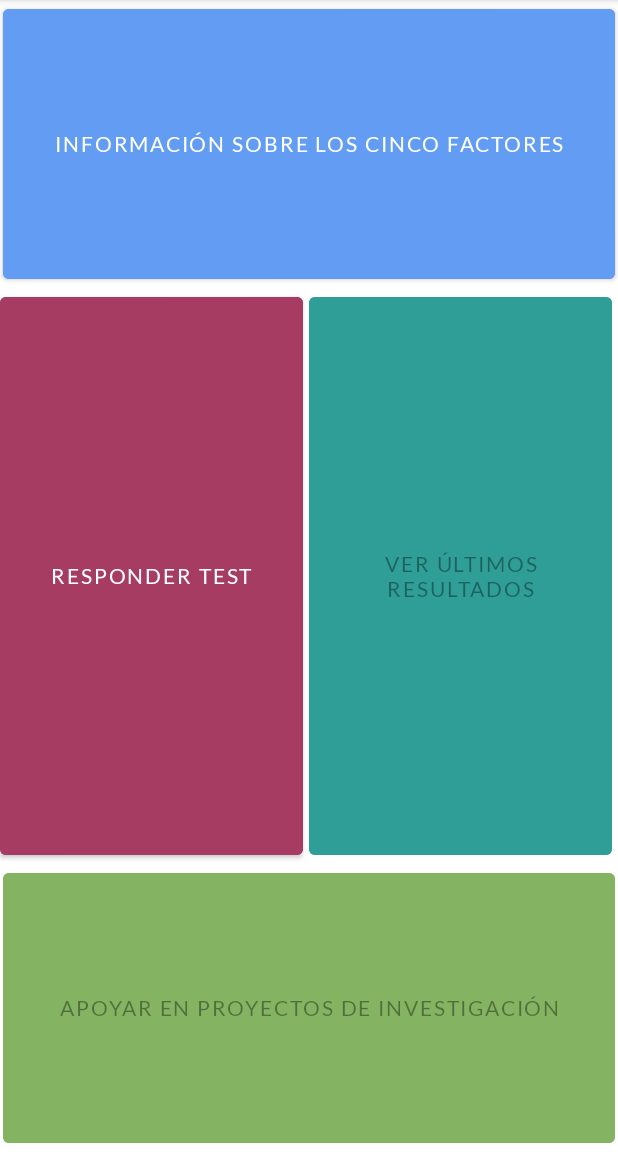
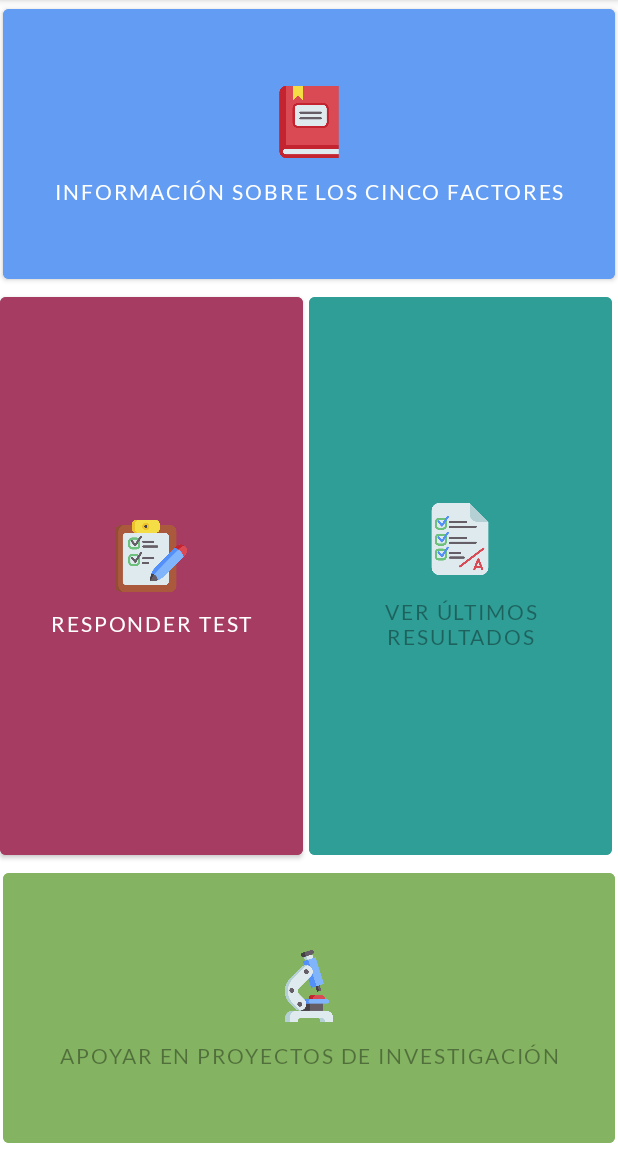
Before and after one commit to elmugrearturo/PsychometricsApp, an Android app: the screen it shows after launch (MainActivity), on a phone screen of 412 x 824 dp, the part 84-1236 px from its top. Run offline under Robolectric (Android 15) with nearby library versions, the phone set to English and light mode, and no system bars; our stand-ins replace Room's generated code.

Commit message:
Added icons to main view; finished adding info.

```diff
--- a/app/src/main/res/layout/fragment_test_selection.xml
+++ b/app/src/main/res/layout/fragment_test_selection.xml
@@ -12,6 +12,11 @@
             android:layout_height="0dp"
             android:backgroundTint="@color/blue"
             android:text="@string/btnBFIInformation"
+            app:icon="@drawable/book_icon"
+            app:iconSize="48dp"
+            app:iconGravity="textTop"
+            app:iconTint="@null"
+            app:iconPadding="16dp"
             app:layout_constraintHeight_percent=".25"
             app:layout_constraintWidth_percent=".99"
             app:layout_constraintEnd_toEndOf="parent"
@@ -24,6 +29,11 @@
             android:layout_height="0dp"
             android:backgroundTint="@color/red"
             android:text="@string/btnBFITest"
+            app:icon="@drawable/test_respond_icon"
+            app:iconSize="48dp"
+            app:iconGravity="textTop"
+            app:iconTint="@null"
+            app:iconPadding="16dp"
             app:layout_constraintHeight_percent=".5"
             app:layout_constraintWidth_percent=".49"
             app:layout_constraintStart_toStartOf="parent"
@@ -35,6 +45,11 @@
             android:layout_height="0dp"
             android:backgroundTint="@color/aquamarine"
             android:text="@string/btnBFITestResults"
+            app:icon="@drawable/test_results_icon"
+            app:iconSize="48dp"
+            app:iconGravity="textTop"
+            app:iconTint="@null"
+            app:iconPadding="16dp"
             app:layout_constraintHeight_percent=".5"
             app:layout_constraintWidth_percent=".49"
             app:layout_constraintStart_toEndOf="@id/btnBFITest"
@@ -48,6 +63,11 @@
             android:layout_height="0dp"
             android:backgroundTint="@color/green"
             android:text="@string/btnResearch"
+            app:icon="@drawable/microscope_icon"
+            app:iconSize="48dp"
+            app:iconGravity="textTop"
+            app:iconTint="@null"
+            app:iconPadding="16dp"
             app:layout_constraintHeight_percent=".25"
             app:layout_constraintWidth_percent=".99"
             app:layout_constraintEnd_toEndOf="parent"
--- a/app/src/main/res/values/strings.xml
+++ b/app/src/main/res/values/strings.xml
@@ -13,6 +13,7 @@
     <string name="agreeableness_name">Amabilidad</string>
     <string name="neuroticism_name">Neuroticismo</string>
     <string name="bfi_title">Medición de la personalidad</string>
+    <string name="references_title">Referencias</string>
 
     <string name="information_introduction">El modelo de los cinco factores de la personalidad, también conocido como el Big Five, es una teoría ampliamente aceptada en psicología que describe cinco dimensiones clave de la personalidad humana: Apertura a la experiencia, Responsabilidad, Extraversión, Amabilidad y Neuroticismo.</string>
 
@@ -22,6 +23,8 @@
     <string name="agreeableness_explanation">Este factor mide la tendencia a ser compasivo, cooperativo y a mantener relaciones interpersonales positivas. Las personas con alta amabilidad son empáticas, confiables y buscan evitar conflictos. Las personas con baja amabilidad pueden ser más competitivas, críticas y enfocadas en sus propios intereses.</string>
     <string name="neuroticism_explanation">Este rasgo evalúa la estabilidad emocional y la tendencia a experimentar emociones negativas como ansiedad, depresión o irritabilidad. Las personas con alto neuroticismo son más propensas a sufrir estrés y tener fluctuaciones emocionales intensas. Las personas con bajo neuroticismo son más emocionalmente estables y tienden a manejar mejor las situaciones estresantes.</string>
     <string name="bfi_explanation">Para conocer la personalidad de un individuo, se suelen utilizar herramientas como el Inventario de los Cinco Grandes (BFI por sus siglas en inglés): un cuestionario diseñado para medir objetivamente cada una de las cinco dimensiones del modelo. Dada su confiabilidad y validez, el BFI se suele utilizar tanto en la investigación como en la práctica psicológica, y es la herramienta usada por esta aplicación.</string>
+    <string name="reference1">John, O. P., Donahue, E. M., &amp; Kentle, R. L. (1991). Big five inventory. Journal of personality and social psychology.</string>
+    <string name="reference2">Benet-Martínez, V., &amp; John, O. P. (1998). Los Cinco Grandes across cultures and ethnic groups: Multitrait-multimethod analyses of the Big Five in Spanish and English. Journal of personality and social psychology, 75(3), 729.</string>
 
     <string name="score_out_of_range">No se pudo determinar el resultado correctamente.</string>
     <string name="openness_low">Tiendes a preferir la rutina y las experiencias familiares. Explorar nuevas ideas o actividades a veces puede ser abrumador para ti. Por ello, puede que te sientas más a gusto siguiendo tradiciones ya establecidas y buscando soluciones prácticas; sin embargo, incluir un par de cosas nuevas en tu día a día podría enriquecer tu vida.</string>
```
Also changed, not shown: app/src/main/java/com/example/mipersonalidad/BFInformationFragment.kt (+7 -0 lines), app/src/main/res/layout/fragment_b_f_information.xml (+15 -0 lines), app/src/main/res/drawable/book_icon.png (added), app/src/main/res/drawable/microscope_icon.png (added), app/src/main/res/drawable/test_respond_icon.png (added), app/src/main/res/drawable/test_results_icon.png (added).
